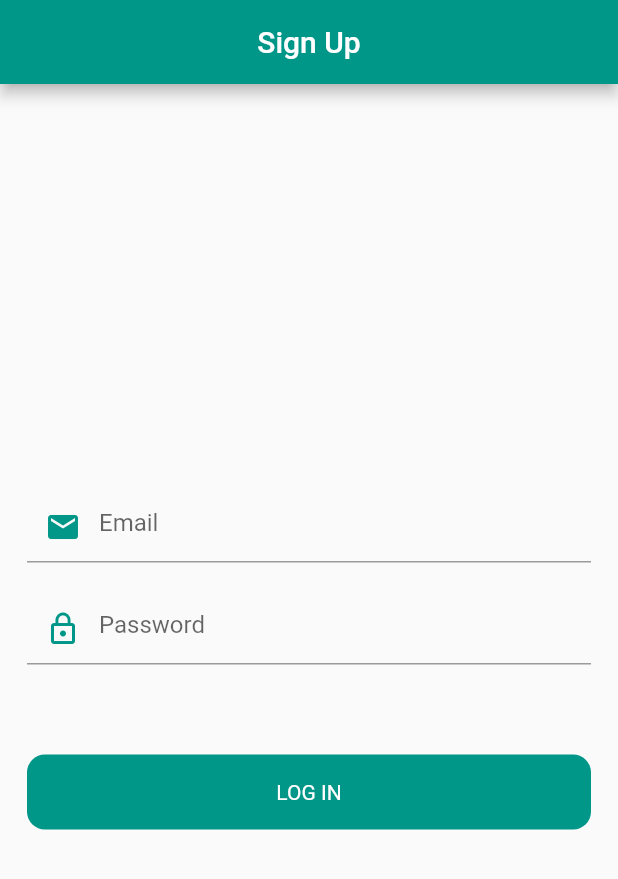
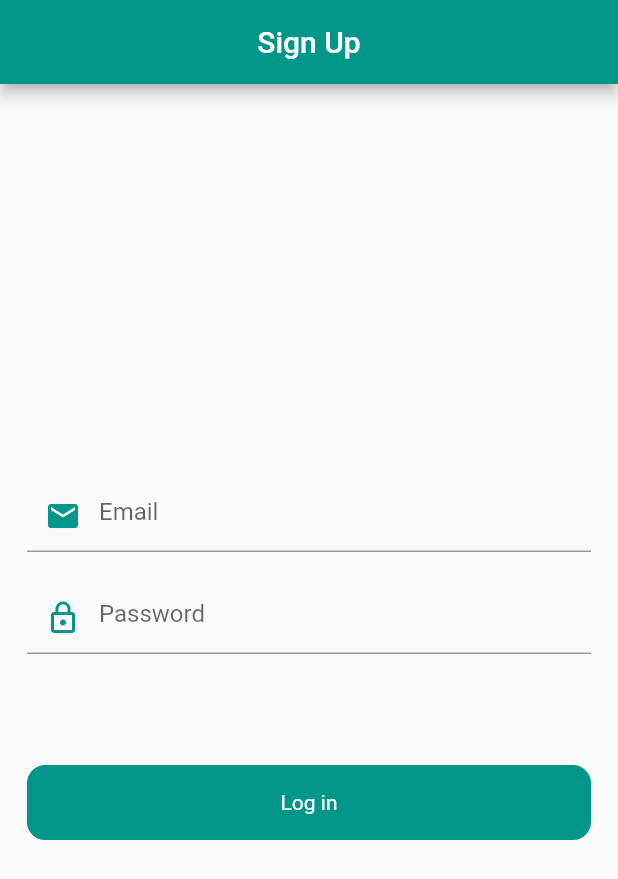
Before and after one commit to umeriplex/mvvm-flutter, a Flutter app: the screen it shows after launch, on a phone screen of 412 x 824 dp. Shown: the top 879 px of the screen. Run offline on Flutter 3.47's test engine with Material 2 defaults, Android fonts, the phone set to English and light mode, and no system bars; our stand-ins replace another_flushbar, fluttertoast.

Commit message:
login page

```diff
--- /dev/null
+++ b/lib/res/colors.dart
@@ -0,0 +1,8 @@
+import 'package:flutter/material.dart';
+class AppColors{
+  static const Color blackColor = Colors.black;
+  static const Color whiteColor = Colors.white;
+  static const Color tealColor = Colors.teal;
+  static const Color greyColor = Colors.grey;
+  static Color lightGreyColor = Colors.grey.withOpacity(.5);
+}
--- /dev/null
+++ b/lib/res/components/round_button.dart
@@ -0,0 +1,35 @@
+import 'package:flutter/material.dart';
+
+class RoundButton extends StatelessWidget {
+
+  final String title;
+  final bool loading;
+  final VoidCallback onPress;
+  final Color color;
+
+  RoundButton({
+    required this.title,
+    required this.loading,
+    required this.onPress,
+    required this.color
+  });
+
+  @override
+  Widget build(BuildContext context) {
+    return InkWell(
+      onTap: onPress,
+      child: Container(
+        height: 50,
+        decoration: BoxDecoration(
+          color: color,
+          borderRadius: BorderRadius.circular(12),
+        ),
+        child:  Center(
+            child: Text(
+              title,
+              style: TextStyle(color: Colors.white),
+            )),
+      ),
+    );
+  }
+}
--- a/lib/view/login_view.dart
+++ b/lib/view/login_view.dart
@@ -1,6 +1,9 @@
 import 'package:flutter/material.dart';
+import 'package:mvvm_vidoe_one/res/colors.dart';
 import 'package:mvvm_vidoe_one/utils/routes/routes_name.dart';
 import 'package:mvvm_vidoe_one/utils/utils/Utils.dart';
+
+import '../res/components/round_button.dart';
 
 class LoginScreen extends StatefulWidget {
   const LoginScreen({Key? key}) : super(key: key);
@@ -10,6 +13,7 @@ class LoginScreen extends StatefulWidget {
 }
 
 class _LoginScreenState extends State<LoginScreen> {
+
   final ValueNotifier<bool> _obscurePassword = ValueNotifier<bool>(true);
   TextEditingController emailCon = TextEditingController();
   TextEditingController passCon = TextEditingController();
@@ -17,11 +21,23 @@ class _LoginScreenState extends State<LoginScreen> {
   FocusNode PFn = FocusNode();
 
   @override
+  void dispose() {
+    // TODO: implement dispose
+    super.dispose();
+    emailCon.dispose();
+    passCon.dispose();
+    EFn.dispose();
+    PFn.dispose();
+    _obscurePassword.dispose();
+  }
+
+  @override
   Widget build(BuildContext context) {
+    final height = MediaQuery.of(context).size.height * 1;
     return Scaffold(
       appBar: AppBar(
-        title: Text('Sign Up'),
-        backgroundColor: Colors.teal,
+        title: const Text('Sign Up'),
+        backgroundColor: AppColors.tealColor,
         centerTitle: true,
       ),
       body: Padding(
@@ -38,7 +54,7 @@ class _LoginScreenState extends State<LoginScreen> {
                   hintText: 'Email',
                   prefixIcon: Icon(
                     Icons.email,
-                    color: Colors.teal,
+                    color: AppColors.tealColor,
                   )),
               onFieldSubmitted: (value) {
                 Utils.focusChange(context, EFn, PFn);
@@ -49,47 +65,51 @@ class _LoginScreenState extends State<LoginScreen> {
             ),
             ValueListenableBuilder(
                 valueListenable: _obscurePassword,
-                builder: (context,value,child){
+                builder: (context, value, child) {
                   return TextFormField(
                     obscureText: _obscurePassword.value,
                     controller: passCon,
                     focusNode: PFn,
-                    decoration:  InputDecoration(
+                    decoration: InputDecoration(
                         hintText: 'Password',
                         prefixIcon: InkWell(
-                            onTap: (){
-                          _obscurePassword.value = !_obscurePassword.value;
-                        },
-                            child: _obscurePassword.value == true ? Icon(Icons.lock_outline,color: Colors.teal,) :Icon(Icons.lock_open,color: Colors.teal,),
-                        )
-                    ),
-                    onFieldSubmitted: (value){
+                          onTap: () {
+                            _obscurePassword.value = !_obscurePassword.value;
+                          },
+                          child: _obscurePassword.value == true
+                              ? const Icon(
+                                  Icons.lock_outline,
+                                  color: AppColors.tealColor,
+                                )
+                              : const Icon(
+                                  Icons.lock_open,
+                                  color: AppColors.tealColor,
+                                ),
+                        )),
+                    onFieldSubmitted: (value) {
                       FocusScope.of(context).requestFocus();
                     },
                   );
+                }),
+            SizedBox(
+              height: height * .09,
+            ),
+            RoundButton(
+              title: 'Log in',
+              loading: true,
+              color: AppColors.tealColor,
+              onPress: () {
+                if (emailCon.text.isEmpty) {
+                  Utils.flushErrorMsg('Email can`t be empty!!', context);
+                } else if (passCon.text.isEmpty) {
+                  Utils.flushErrorMsg('Password can`t be empty!!', context);
+                } else if (passCon.text.length < 6) {
+                  Utils.flushErrorMsg(
+                      'Password can`t be less then 6 digits!!', context);
+                } else {
+                  print('Api Hit');
                 }
-            ),
-            const SizedBox(
-              height: 60,
-            ),
-            GestureDetector(
-              onTap: () {
-                //Utils.toastMessage('Button Pressed!');
-                //Utils.flushErrorMsg('FlushBar Pressed!',context);
-                //Utils.snackBar('SnackBar Pressed', context);
               },
-              child: Container(
-                height: 50,
-                decoration: BoxDecoration(
-                  color: Colors.teal,
-                  borderRadius: BorderRadius.circular(12),
-                ),
-                child: const Center(
-                    child: Text(
-                  'LOG IN',
-                  style: TextStyle(color: Colors.white),
-                )),
-              ),
             ),
           ],
         ),
```
